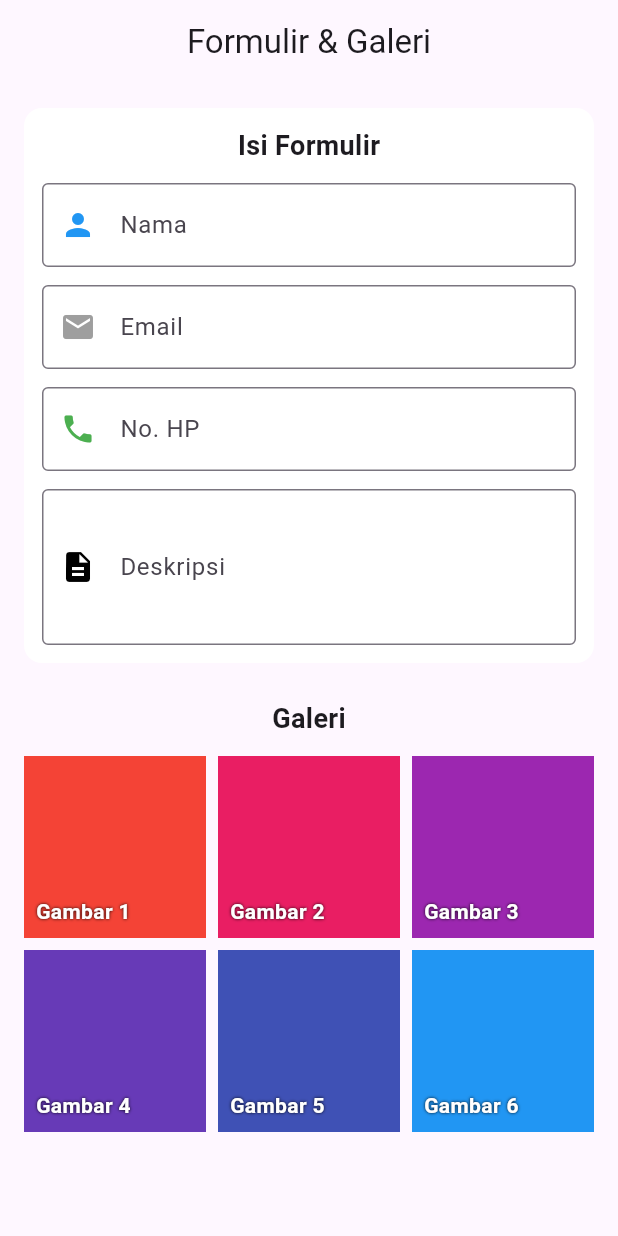
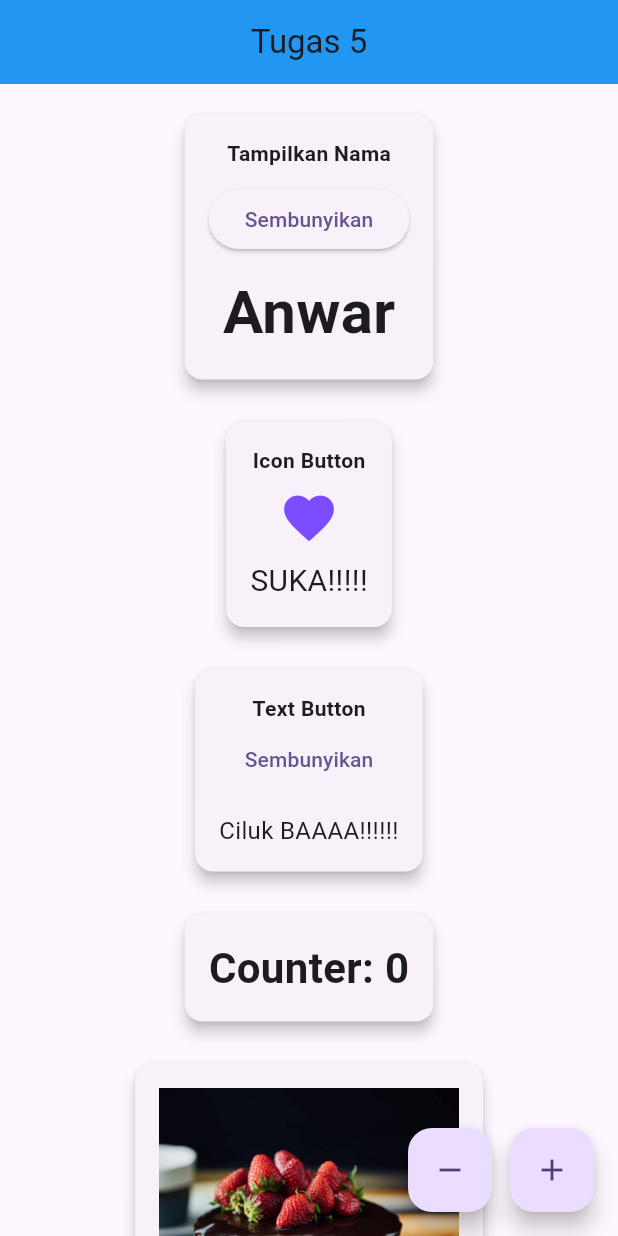
Before and after one commit to AnwarHenry/PPKD-TugasFlutter, a Flutter app: the screen it shows after launch, on a phone screen of 412 x 824 dp. Run offline on Flutter 3.47's test engine with Material 3 defaults, Android fonts, the phone set to English and light mode, and no system bars.

Commit message:
Tugas_3_4_Flutter

```diff
--- a/lib/main.dart
+++ b/lib/main.dart
@@ -2,6 +2,8 @@ import 'package:flutter/material.dart';
 import 'package:ppkdb3/tugas1/start.dart';
 import 'package:ppkdb3/tugas2/tugas2.dart';
 import 'package:ppkdb3/tugas3/tugas3.dart';
+import 'package:ppkdb3/tugas4/tugas4.dart';
+import 'package:ppkdb3/tugas5/tugas5.dart';
 
 void main() {
   runApp(const MyApp());
@@ -33,7 +35,7 @@ class MyApp extends StatelessWidget {
         // tested with just a hot reload.
         colorScheme: ColorScheme.fromSeed(seedColor: Colors.deepPurple),
       ),
-      home: Tugas3(),
+      home: Tugas5(),
     );
   }
 }
--- a/lib/tugas2/tugas2.dart
+++ b/lib/tugas2/tugas2.dart
@@ -1,7 +1,7 @@
 import 'package:flutter/material.dart';
 
-class Tugas2 extends StatelessWidget {
-  const Tugas2({super.key});
+class Tugas2Flutter extends StatelessWidget {
+  const Tugas2Flutter({super.key});
 
   @override
   Widget build(BuildContext context) {
--- a/lib/tugas3/tugas3.dart
+++ b/lib/tugas3/tugas3.dart
@@ -2,7 +2,6 @@ import 'package:flutter/material.dart';
 
 class Tugas3 extends StatelessWidget {
   const Tugas3({super.key});
-
 
   @override
   Widget build(BuildContext context) {
@@ -19,10 +18,9 @@ class Tugas3 extends StatelessWidget {
             Container(
               padding: EdgeInsets.all(12),
               decoration: BoxDecoration(
-                color: Colors.white,
-                borderRadius: BorderRadius.circular(12),
+                color: Colors.grey[300],
+                 borderRadius: BorderRadius.circular(15),
               ),
-
               child: Column(
                 children: [
                   Text(
@@ -32,37 +30,56 @@ class Tugas3 extends StatelessWidget {
                   SizedBox(height: 12),
                   TextField(
                     decoration: InputDecoration(
-                      prefixIcon: Icon(Icons.person, color: Colors.blue
+                      prefixIcon: Icon(Icons.person, color: Colors.blue),
+                      labelText: "Nama",
+                      enabledBorder: OutlineInputBorder(
+                        borderSide: BorderSide(color: Colors.black),
                       ),
-                      border: OutlineInputBorder(),
-                      labelText: "Nama", )
+                      focusedBorder: OutlineInputBorder(
+                        borderSide: BorderSide(color: Colors.black, width: 2),
                       ),
-                  //Icon(Icons.favorite, color: Colors.red),
+                    ),
+                  ),
                   SizedBox(height: 12),
                   TextField(
                     decoration: InputDecoration(
-                      prefixIcon: Icon(Icons.email, color: Colors.grey
+                      prefixIcon: Icon(Icons.email, color: Colors.black),
+                      labelText: "E-Mail",
+                      enabledBorder: OutlineInputBorder(
+                        borderSide: BorderSide(color: Colors.black),
                       ),
-                      border: OutlineInputBorder(),
-                      labelText: "Email"),
+                      focusedBorder: OutlineInputBorder(
+                        borderSide: BorderSide(color: Colors.black, width: 2),
+                      ),
+                    ),
                     keyboardType: TextInputType.emailAddress,
                   ),
                   SizedBox(height: 12),
                   TextField(
                     decoration: InputDecoration(
-                      prefixIcon: Icon(Icons.phone, color: Colors.green
+                      prefixIcon: Icon(Icons.phone, color: Colors.green),
+                      labelText: "Nomor Telepon",
+                      enabledBorder: OutlineInputBorder(
+                        borderSide: BorderSide(color: Colors.black),
                       ),
-                      border: OutlineInputBorder(),
-                      labelText: "No. HP"),
+                      focusedBorder: OutlineInputBorder(
+                        borderSide: BorderSide(color: Colors.black, width: 2),
+                      ),
+                    ),
                     keyboardType: TextInputType.phone,
                   ),
                   SizedBox(height: 12),
                   TextField(
                     decoration: InputDecoration(
-                      prefixIcon: Icon(Icons.description, color: Colors.black
+                      prefixIcon: Icon(Icons.description, color: Colors.black),
+                      labelText: "Deskripsi",
+                      enabledBorder: OutlineInputBorder(
+                        borderSide: BorderSide(color: Colors.black),
                       ),
-                      border: OutlineInputBorder(),
-                      labelText: "Deskripsi"),
+                      focusedBorder: OutlineInputBorder(
+                        borderSide: BorderSide(color: Colors.black, width: 2),
+                      ),
+                    ),
                     maxLines: 3,
                   ),
                 ],
@@ -73,13 +90,13 @@ class Tugas3 extends StatelessWidget {
 
             // GALERI
             Text(
-              "Galeri",
+              "Galeri Warna",
               style: TextStyle(fontSize: 18, fontWeight: FontWeight.bold),
             ),
             SizedBox(height: 12),
 
             GridView.count(
-              crossAxisCount: 3, // atau 2 sesuai kebutuhan
+              crossAxisCount: 3,
               shrinkWrap: true,
               physics: NeverScrollableScrollPhysics(),
               crossAxisSpacing: 8,
@@ -89,19 +106,20 @@ class Tugas3 extends StatelessWidget {
                   children: [
                     Container(
                       decoration: BoxDecoration(
-                        color:
-                             Colors.primaries[index % Colors.primaries.length],
+                        color: Colors.primaries[index % Colors.primaries.length],
+                        borderRadius: BorderRadius.circular(10),
                       ),
                     ),
                     Positioned(
                       bottom: 8,
                       left: 8,
                       child: Text(
-                        'Gambar ${index + 1}',
+                        'Warna ${index + 1}',
                         style: TextStyle(
                           color: Colors.white,
                           fontWeight: FontWeight.bold,
                           shadows: [Shadow(color: Colors.black, blurRadius: 2)],
+
                         ),
                       ),
                     ),
--- /dev/null
+++ b/lib/tugas5/tugas5.dart
@@ -0,0 +1,260 @@
+import 'package:flutter/material.dart';
+
+class Tugas5 extends StatefulWidget {
+  const Tugas5({super.key});
+
+  @override
+  State<Tugas5> createState() => _Tugas5State();
+}
+
+class _Tugas5State extends State<Tugas5> {
+  int counter = 0;
+  String icon = "SUKA!!!!!";
+  String name = "Anwar";
+  String text = "Ciluk BAAAA!!!!!!";
+  bool showIcon = true;
+  bool showName = true;
+  bool showText = true;
+  bool showGambar = true;
+
+  @override
+  Widget build(BuildContext context) {
+    return Scaffold(
+      // Tambahan: dua tombol FAB di kanan bawah (tambah & kurang)
+      floatingActionButton: Row(
+        mainAxisAlignment: MainAxisAlignment.end,
+        children: [
+          FloatingActionButton(
+            heroTag: "btnKurang",
+            child: const Icon(Icons.remove),
+            //backgroundColor: Colors.red,
+            onPressed: () {
+              setState(() {
+                if (counter > 0) counter--;
+              });
+              print("Counter dikurangi: $counter");
+            },
+          ),
+          const SizedBox(width: 12),
+          FloatingActionButton(
+            heroTag: "btnTambah",
+            child: const Icon(Icons.add),
+
+            //backgroundColor: Colors.green,
+            onPressed: () {
+              setState(() {
+                counter++;
+              });
+              print("Counter ditambah: $counter");
+            },
+          ),
+        ],
+      ),
+
+      appBar: AppBar(
+        title: const Text("Tugas 5"),
+        backgroundColor: Colors.blue,
+        centerTitle: true,
+      ),
+
+      body: SingleChildScrollView(
+        padding: const EdgeInsets.all(16),
+        child: Column(
+          children: [
+            // Tampilkan Nama
+            Card(
+              shape: RoundedRectangleBorder(
+                borderRadius: BorderRadius.circular(12),
+              ),
+              elevation: 4,
+              child: Padding(
+                padding: const EdgeInsets.all(16),
+                child: Column(
+                  children: [
+                    const Text(
+                      "Tampilkan Nama",
+                      style: TextStyle(fontWeight: FontWeight.bold),
+
+                    ),
+                    const SizedBox(height: 10),
+                    ElevatedButton(
+                      onPressed: () {
+                        setState(() {
+                          showName = !showName;
+                        });
+                      },
+                      child: Text(showName ? "Sembunyikan" : "Tampilkan"),
+                    ),
+                    const SizedBox(height: 10),
+                    if (showName)
+                      Text(
+                        name,
+                        style: const TextStyle(
+                          fontSize: 40,
+                          fontWeight: FontWeight.bold,
+                        ),
+                      ),
+                  ],
+                ),
+              ),
+            ),
+
+            const SizedBox(height: 20),
+
+            // Icon Button
+            Card(
+              shape: RoundedRectangleBorder(
+                borderRadius: BorderRadius.circular(12),
+              ),
+              elevation: 4,
+              child: Padding(
+                padding: const EdgeInsets.all(16),
+                child: Column(
+                  children: [
+                    const Text(
+                      "Icon Button",
+                      style: TextStyle(fontWeight: FontWeight.bold),
+                    ),
+                    IconButton(
+                      icon: const Icon(
+                        Icons.favorite,
+                        color: Colors.deepPurpleAccent,
+                        size: 40,
+                      ),
+                      onPressed: () {
+                        setState(() {
+                          showIcon = !showIcon;
+                        });
+                      },
+                    ),
+                    if (showIcon)
+                      Text(icon, style: const TextStyle(fontSize: 20)),
+                  ],
+                ),
+              ),
+            ),
+
+            const SizedBox(height: 20),
+
+            // Text Button
+            Card(
+              shape: RoundedRectangleBorder(
+                borderRadius: BorderRadius.circular(12),
+              ),
+              elevation: 4,
+              child: Padding(
+                padding: const EdgeInsets.all(16),
+                child: Column(
+                  children: [
+                    const Text(
+                      "Text Button",
+                      style: TextStyle(fontWeight: FontWeight.bold),
+                    ),
+                    TextButton(
+                      onPressed: () {
+                        setState(() {
+                          showText = !showText;
+                        });
+                      },
+                      child: Text(showText ? "Sembunyikan" : "Tampilkan"),
+                    ),
+                    if (showText)
+                      Padding(
+                        padding: const EdgeInsets.only(top: 12),
+                        child: Text(
+                          text,
+                          style: const TextStyle(fontSize: 16),
+                          textAlign: TextAlign.center,
+                        ),
+                      ),
+                  ],
+                ),
+              ),
+            ),
+
+            const SizedBox(height: 20),
+
+            // Counter Display
+            Card(
+              elevation: 4,
+              shape: RoundedRectangleBorder(
+                borderRadius: BorderRadius.circular(12),
+              ),
+              child: Padding(
+                padding: const EdgeInsets.all(16),
+                child: Text(
+                  'Counter: $counter',
+                  style: const TextStyle(
+                    fontSize: 28,
+                    fontWeight: FontWeight.bold,
+                  ),
+                ),
+              ),
+            ),
+
+            const SizedBox(height: 20),
+
+            // InkWell dengan Gambar
+            Card(
+              elevation: 4,
+              shape: RoundedRectangleBorder(
+                borderRadius: BorderRadius.circular(12),
+              ),
+              child: InkWell(
+                onTap: () {
+                  print("Kotak disentuh");
+                  setState(() {
+                    showGambar = !showGambar;
+                  });
+                },
+                borderRadius: BorderRadius.circular(12),
+                child: Padding(
+                  padding: const EdgeInsets.all(16),
+                  child: showGambar
+                      ? Image.asset(
+                          "assets/images/cake1.jpg",
+                          width: 200,
+                          height: 200,
+                          fit: BoxFit.cover,
+                        )
+                      : const SizedBox(height: 200),
+                ),
+              ),
+            ),
+
+            const SizedBox(height: 20),
+
+            // Gesture Detector
+            Card(
+              elevation: 5,
+              shape: RoundedRectangleBorder(
+                borderRadius: BorderRadius.circular(12),
+              ),
+              child: GestureDetector(
+                onTap: () => print("Single Kill"),
+                onDoubleTap: () => print("Double Kill"),
+                onLongPress: () => print("Lama-lama Kill"),
+                child: Container(
+                  height: 48,
+                  width: double.infinity,
+                  decoration: BoxDecoration(
+                    color: Colors.blue,
+                    borderRadius: BorderRadius.circular(12),
+                  ),
+                  alignment: Alignment.center,
+                  child: const Text(
+                    "Tekan Aku",
+                    style: TextStyle(
+                      color: Colors.white,
+                      fontWeight: FontWeight.bold,
+                    ),
+                  ),
+                ),
+              ),
+            ),
+          ],
+        ),
+      ),
+    );
+  }
+}
```
Also changed, not shown: lib/tugas4/tugas4.dart (+112 -41 lines), assets/images/cake1.jpg (added), assets/images/cake2.jpg (added), assets/images/cake3.jpg (added), assets/images/cake4.jpg (added), assets/images/cake5.jpg (added), assets/images/galeri1.jpg (deleted), assets/images/galeri2.jpg (deleted), assets/images/galeri3.jpg (deleted), assets/images/galeri4.jpg (deleted), assets/images/galeri5.jpg (deleted), assets/images/galeri6.jpg (deleted). Lines whose indentation alone changed are shown as unchanged.
